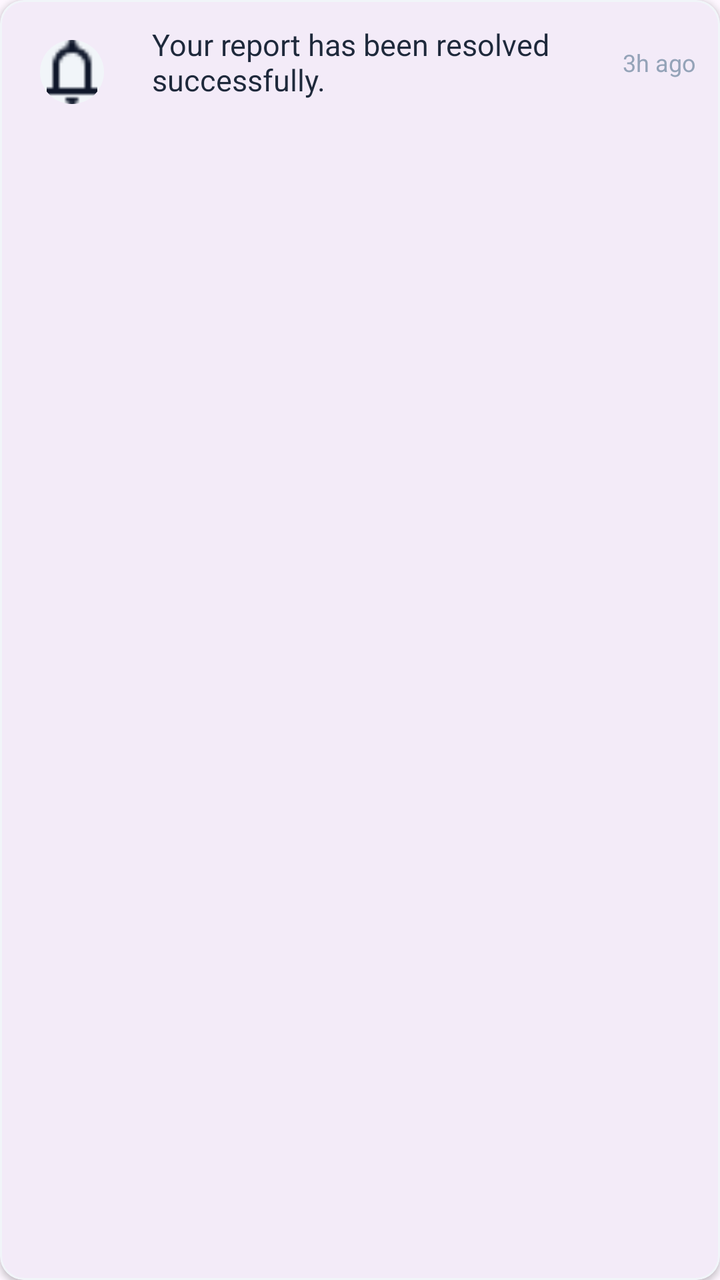
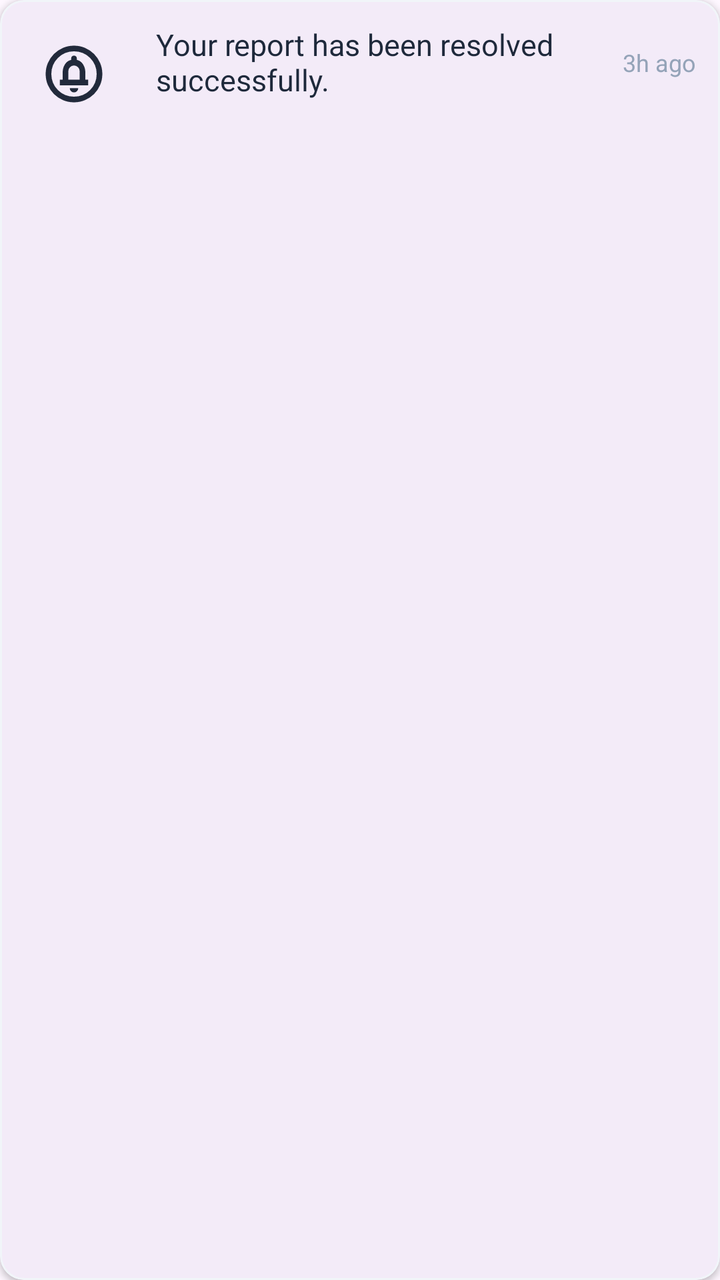

Screens rendered from an Android XML layout before and after an edit, with the pre-edit source and the edit as a unified diff.
<!-- AndroidManifest.xml: application theme Theme.SwachhtaSarthi -->
<!-- res/layout/component_notification_display.xml -->
<?xml version="1.0" encoding="utf-8"?>
<com.google.android.material.card.MaterialCardView xmlns:android="http://schemas.android.com/apk/res/android"
    xmlns:app="http://schemas.android.com/apk/res-auto"
    android:layout_width="match_parent"
    android:layout_height="wrap_content"
    android:layout_marginBottom="12dp"
    app:cardCornerRadius="12dp"
    app:cardElevation="2dp"
    app:strokeColor="#F1F5F9"
    app:strokeWidth="1dp">

    <androidx.constraintlayout.widget.ConstraintLayout
        android:layout_width="match_parent"
        android:layout_height="wrap_content"
        android:padding="12dp">

        <com.google.android.material.imageview.ShapeableImageView
            android:id="@+id/ivNotificationIcon"
            android:layout_width="48dp"
            android:layout_height="48dp"
            android:padding="8dp"
            android:background="#F1F5F9"
            app:layout_constraintBottom_toBottomOf="parent"
            app:layout_constraintStart_toStartOf="parent"
            app:layout_constraintTop_toTopOf="parent"
            app:shapeAppearanceOverlay="@style/CircleImageView"
            app:srcCompat="@drawable/notification" />

        <TextView
            android:id="@+id/tvNotificationMessage"
            android:layout_width="0dp"
            android:layout_height="wrap_content"
            android:layout_marginStart="16dp"
            android:layout_marginEnd="8dp"
            android:text="Your report has been resolved successfully."
            android:textColor="#1E293B"
            android:textSize="15sp"
            app:layout_constraintEnd_toStartOf="@+id/tvNotificationTime"
            app:layout_constraintStart_toEndOf="@id/ivNotificationIcon"
            app:layout_constraintTop_toTopOf="@id/ivNotificationIcon" />

        <TextView
            android:id="@+id/tvNotificationTime"
            android:layout_width="wrap_content"
            android:layout_height="wrap_content"
            android:text="3h ago"
            android:textColor="#94A3B8"
            android:textSize="12sp"
            app:layout_constraintBottom_toBottomOf="@id/tvNotificationMessage"
            app:layout_constraintEnd_toEndOf="parent"
            app:layout_constraintTop_toTopOf="@id/tvNotificationMessage" />

    </androidx.constraintlayout.widget.ConstraintLayout>
</com.google.android.material.card.MaterialCardView>
<!-- resources referenced by this layout -->
<resources>
  <!-- drawable notification: png bitmap (drawable, 402 bytes) -->
  <style name="CircleImageView" parent="">
          <item name="cornerSize">50%</item>
      </style>
  <style name="Theme.SwachhtaSarthi" parent="Base.Theme.SwachhtaSarthi" />
  <style name="Base.Theme.SwachhtaSarthi" parent="Theme.Material3.DayNight.NoActionBar">
          
          
      </style>
</resources>

<!-- the commit's change to res/layout/component_notification_display.xml (unified diff, before → after) -->
@@ -16,15 +16,14 @@
 
         <com.google.android.material.imageview.ShapeableImageView
             android:id="@+id/ivNotificationIcon"
-            android:layout_width="48dp"
-            android:layout_height="48dp"
+            android:layout_width="50dp"
+            android:layout_height="50dp"
             android:padding="8dp"
-            android:background="#F1F5F9"
             app:layout_constraintBottom_toBottomOf="parent"
             app:layout_constraintStart_toStartOf="parent"
             app:layout_constraintTop_toTopOf="parent"
             app:shapeAppearanceOverlay="@style/CircleImageView"
-            app:srcCompat="@drawable/notification" />
+            app:srcCompat="@drawable/notification_icon" />
 
         <TextView
             android:id="@+id/tvNotificationMessage"
<!-- resource entries referenced after the edit -->
@@ -1,6 +1,11 @@
 <!-- resources referenced by this layout -->
 <resources>
-  <!-- drawable notification: png bitmap (drawable, 402 bytes) -->
+  <!-- drawable notification_icon (drawable) -->
+  <vector xmlns:android="http://schemas.android.com/apk/res/android" android:height="24dp" android:tint="#222A3B" android:viewportHeight="960" android:viewportWidth="960" android:width="24dp">
+        
+      <path android:fillColor="@android:color/white" android:pathData="M522.5,722.5Q540,705 540,680L420,680Q420,705 437.5,722.5Q455,740 480,740Q505,740 522.5,722.5ZM280,640L680,640L680,560L640,560L640,456Q640,395 608.5,344.5Q577,294 520,280L520,260Q520,243 508.5,231.5Q497,220 480,220Q463,220 451.5,231.5Q440,243 440,260L440,280Q383,294 351.5,344.5Q320,395 320,456L320,560L280,560L280,640ZM400,560L400,440Q400,407 423.5,383.5Q447,360 480,360Q513,360 536.5,383.5Q560,407 560,440L560,560L400,560ZM480,880Q397,880 324,848.5Q251,817 197,763Q143,709 111.5,636Q80,563 80,480Q80,397 111.5,324Q143,251 197,197Q251,143 324,111.5Q397,80 480,80Q563,80 636,111.5Q709,143 763,197Q817,251 848.5,324Q880,397 880,480Q880,563 848.5,636Q817,709 763,763Q709,817 636,848.5Q563,880 480,880ZM480,800Q614,800 707,707Q800,614 800,480Q800,346 707,253Q614,160 480,160Q346,160 253,253Q160,346 160,480Q160,614 253,707Q346,800 480,800ZM480,480Q480,480 480,480Q480,480 480,480Q480,480 480,480Q480,480 480,480Q480,480 480,480Q480,480 480,480Q480,480 480,480Q480,480 480,480Z"/>
+      
+  </vector>
   <style name="CircleImageView" parent="">
           <item name="cornerSize">50%</item>
       </style>
